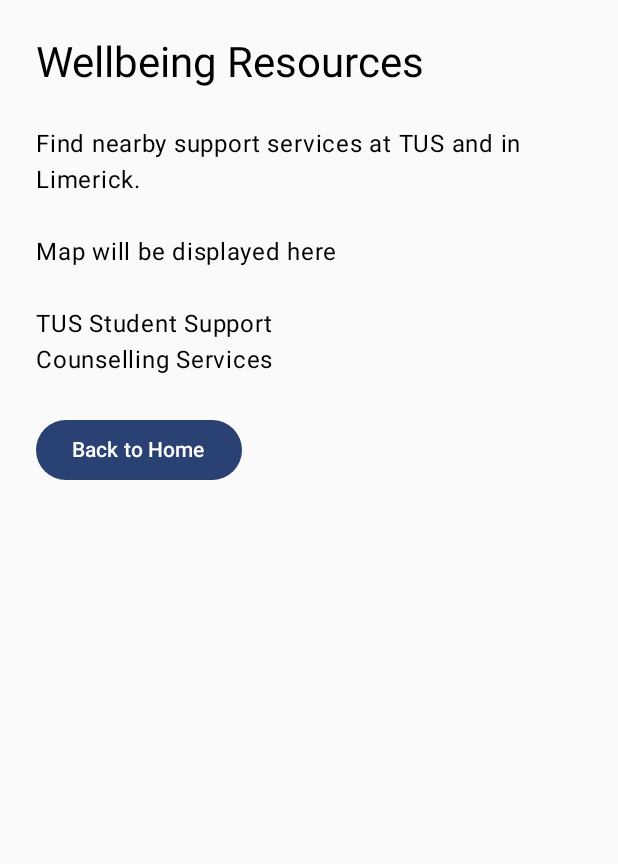
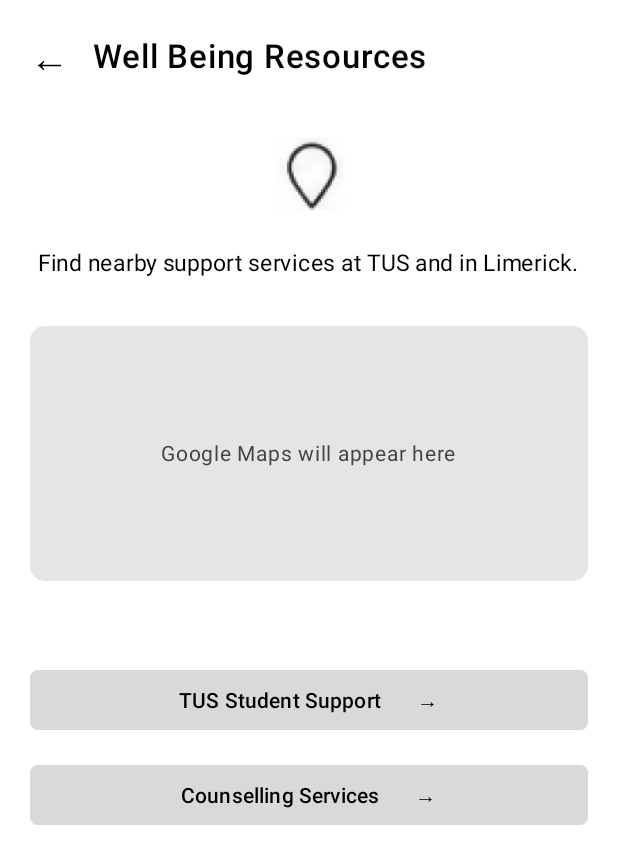
Before and after one commit to Raiyan-Farhaz/TUSMindSpace, an Android app built with Jetpack Compose: the WellbeingResourcesScreen screen opened through its navigation route, on a phone screen of 412 x 824 dp. Shown: the top 864 px of the screen. Run offline under Robolectric (Android 15) with nearby library versions, the phone set to English and light mode, and no system bars.

Commit message:
Updated Wellbeing Resources Screen UI
Updated WellbeingResourcesScreen.kt based on the Figma design. Added the location icon, screen layout, map placeholder, and support service buttons. Google Maps integration and button functionality will be implemented later.

```diff
--- a/app/src/main/java/com/example/tusmindspace/screens/WellbeingResourcesScreen.kt
+++ b/app/src/main/java/com/example/tusmindspace/screens/WellbeingResourcesScreen.kt
@@ -1,45 +1,129 @@
+
 package com.example.tusmindspace.screens
+
+import androidx.compose.foundation.Image
+import androidx.compose.foundation.background
+import androidx.compose.foundation.clickable
 import androidx.compose.foundation.layout.*
+import androidx.compose.foundation.shape.RoundedCornerShape
 import androidx.compose.material3.*
 import androidx.compose.runtime.Composable
+import androidx.compose.ui.Alignment
 import androidx.compose.ui.Modifier
+import androidx.compose.ui.graphics.Color
+import androidx.compose.ui.res.painterResource
+import androidx.compose.ui.text.font.FontWeight
 import androidx.compose.ui.unit.dp
+import androidx.compose.ui.unit.sp
+import com.example.tusmindspace.R
 
-// This function creates the Wellbeing Resources screen
+// Creates the Wellbeing Resources screen
 @Composable
 fun WellbeingResourcesScreen(onBackClick: () -> Unit) {
 
     Column(
-        modifier = Modifier.padding(24.dp)
+        modifier = Modifier
+            .fillMaxSize()
+            .background(Color.White)
+            .padding(20.dp),
+        horizontalAlignment = Alignment.CenterHorizontally
     ) {
 
-        // Screen title
-        Text(
-            text = "Wellbeing Resources",
-            style = MaterialTheme.typography.headlineMedium
+        // Back arrow and screen title
+        Row(
+            modifier = Modifier.fillMaxWidth(),
+            verticalAlignment = Alignment.CenterVertically
+        ) {
+            Text(
+                text = "←",
+                fontSize = 26.sp,
+                color = Color.Black,
+                modifier = Modifier.clickable {
+                    onBackClick()
+                }
+            )
+
+            Spacer(modifier = Modifier.width(15.dp))
+
+            Text(
+                text = "Well Being Resources",
+                fontSize = 22.sp,
+                fontWeight = FontWeight.Medium,
+                color = Color.Black
+            )
+        }
+
+        Spacer(modifier = Modifier.height(30.dp))
+
+        // Location icon from drawable folder
+        Image(
+            painter = painterResource(id = R.drawable.location),
+            contentDescription = "Location icon",
+            modifier = Modifier.size(55.dp)
         )
 
-        Spacer(modifier = Modifier.height(24.dp))
+        Spacer(modifier = Modifier.height(22.dp))
 
         // Description
-        Text("Find nearby support services at TUS and in Limerick.")
+        Text(
+            text = "Find nearby support services at TUS and in Limerick.",
+            fontSize = 15.sp,
+            color = Color.Black
+        )
 
-        Spacer(modifier = Modifier.height(24.dp))
+        Spacer(modifier = Modifier.height(30.dp))
 
-        // Placeholder for Google Maps (later sprint)
-        Text("Map will be displayed here")
+        // Temporary map placeholder
+        // Google Maps will be added later
+        Box(
+            modifier = Modifier
+                .fillMaxWidth()
+                .height(170.dp)
+                .background(
+                    Color(0xFFE5E5E5),
+                    RoundedCornerShape(10.dp)
+                ),
+            contentAlignment = Alignment.Center
+        ) {
+            Text(
+                text = "Google Maps will appear here",
+                fontSize = 14.sp,
+                color = Color.DarkGray
+            )
+        }
 
-        Spacer(modifier = Modifier.height(24.dp))
+        Spacer(modifier = Modifier.height(55.dp))
 
-        // Support services
-        Text("TUS Student Support")
-        Text("Counselling Services")
+        // TUS Student Support button
+        Button(
+            onClick = {
+                // Later: Open TUS Student Support
+            },
+            modifier = Modifier.fillMaxWidth(),
+            colors = ButtonDefaults.buttonColors(
+                containerColor = Color(0xFFD9D9D9),
+                contentColor = Color.Black
+            ),
+            shape = RoundedCornerShape(5.dp)
+        ) {
+            Text("TUS Student Support       →")
+        }
 
-        Spacer(modifier = Modifier.height(24.dp))
+        Spacer(modifier = Modifier.height(15.dp))
 
-        // Return to Home
-        Button(onClick = onBackClick) {
-            Text("Back to Home")
+        // Counselling Services button
+        Button(
+            onClick = {
+                // Later: Open counselling contact
+            },
+            modifier = Modifier.fillMaxWidth(),
+            colors = ButtonDefaults.buttonColors(
+                containerColor = Color(0xFFD9D9D9),
+                contentColor = Color.Black
+            ),
+            shape = RoundedCornerShape(5.dp)
+        ) {
+            Text("Counselling Services       →")
         }
     }
 }
```
Also changed, not shown: app/src/main/res/drawable/location.png (added).
